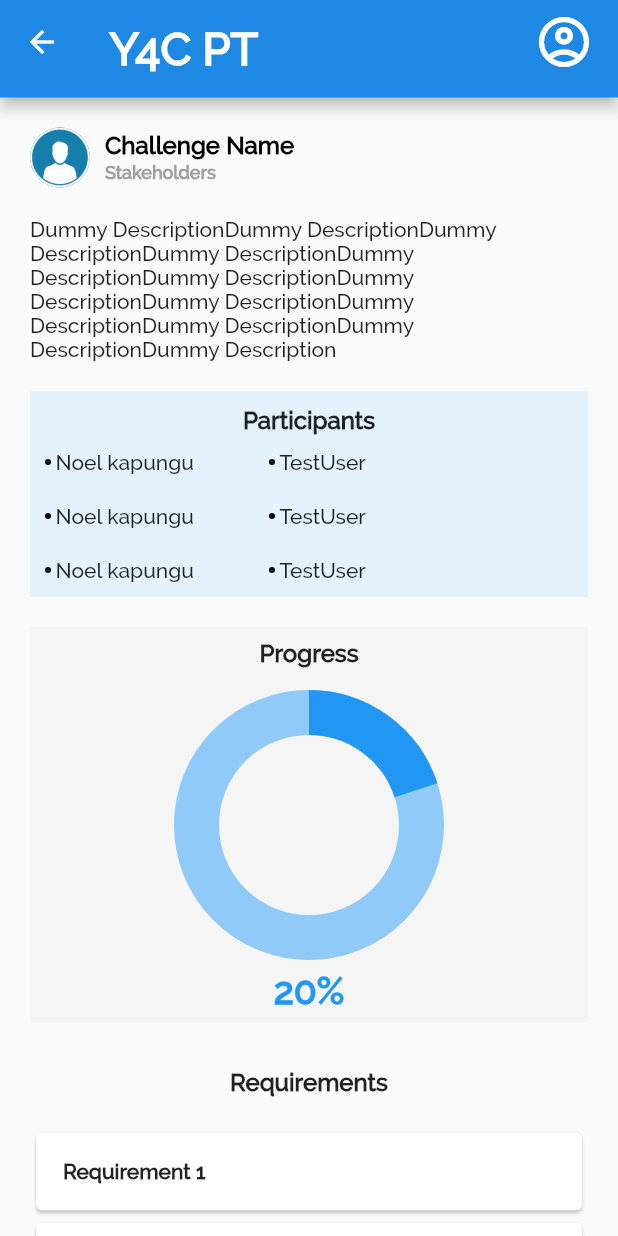
After one commit to blessnathan01/y4c-pt-registration, a Flutter app: the userProfile screen opened directly, on a phone screen of 412 x 824 dp. The commit adds this screen. Run offline on Flutter 3.47's test engine with Material 2 defaults, Android fonts, the phone set to English and light mode, and no system bars; drawn by our look-alikes of overlay_support; our stand-ins replace firebase_core, flutter_masked_text2, flutter_spinkit; accounts and stored records are empty.

Commit message:
User profile page

```diff
--- a/lib/main.dart
+++ b/lib/main.dart
@@ -1,8 +1,11 @@
 import 'package:firebase_core/firebase_core.dart';
 import 'package:flutter/material.dart';
 import 'package:overlay_support/overlay_support.dart';
+import 'package:users_page/pages/userProfile.dart';
+import 'package:users_page/widgets/login.dart';
 import '../pages/home.dart';
-final dummy=0;
+
+final dummy = 0;
 
 void main() async {
   WidgetsFlutterBinding.ensureInitialized();
@@ -18,7 +21,7 @@ class MyApp extends StatelessWidget {
     return OverlaySupport.global(
       child: MaterialApp(
         theme: ThemeData(fontFamily: 'Raleway'),
-        home: Home(),
+        home: Login(),
         routes: {'/a': (context) => userHomePage()},
       ),
     );
--- a/lib/pages/home.dart
+++ b/lib/pages/home.dart
@@ -1,4 +1,6 @@
 import 'package:flutter/material.dart';
+import 'package:users_page/models/challengeCard.dart';
+import 'package:users_page/pages/userProfile.dart';
 import '../services/authorization.dart';
 import '../widgets/login.dart';
 import '../services/challenges.dart';
@@ -33,12 +35,37 @@ class _userHomePageState extends State<userHomePage> {
   //Firebase authorization service
   @override
   Widget build(BuildContext context) {
-    return DefaultTabController(
-        length: 5,
-        child: Scaffold(
+    return Scaffold(
       appBar: PreferredSize(
-              preferredSize: Size.fromHeight(130.0),
-              child: AppBar(
+          preferredSize: Size.fromHeight(65.0), child: userAppBar()),
+      body: SingleChildScrollView(
+        child: ListView.builder(
+            scrollDirection: Axis.vertical,
+            shrinkWrap: true,
+            physics: NeverScrollableScrollPhysics(),
+            itemCount: challenges.length,
+            itemBuilder: (context, index) {
+              return challengeCard(challenge: challenges[index]);
+            }),
+      ),
+    );
+  }
+
+  @override
+  void dispose() {
+    print("Disposing second route");
+    super.dispose();
+  }
+}
+
+class userAppBar extends StatelessWidget {
+  const userAppBar({
+    Key? key,
+  }) : super(key: key);
+
+  @override
+  Widget build(BuildContext context) {
+    return AppBar(
       backgroundColor: Colors.blue[600],
       title: Column(
         children: [
@@ -46,12 +73,10 @@ class _userHomePageState extends State<userHomePage> {
             mainAxisAlignment: MainAxisAlignment.spaceBetween,
             children: [
               Padding(
-                          padding:
-                              const EdgeInsets.fromLTRB(1.0, 10.0, 1.0, 0.0),
+                padding: const EdgeInsets.fromLTRB(1.0, 10.0, 1.0, 0.0),
                 child: Text(
                   'Y4C PT',
-                            style: TextStyle(
-                                fontSize: 36.0, fontWeight: FontWeight.bold),
+                  style: TextStyle(fontSize: 30.0, fontWeight: FontWeight.bold),
                 ),
               ),
               PopupMenuButton(
@@ -61,8 +86,16 @@ class _userHomePageState extends State<userHomePage> {
                   color: Colors.white,
                   size: 40,
                 ),
-                          itemBuilder: (BuildContext context) =>
-                              <PopupMenuEntry>[
+                itemBuilder: (BuildContext context) => <PopupMenuEntry>[
+                  PopupMenuItem(
+                      height: 20,
+                      value: Text('List 1'),
+                      child: TextButton(
+                          onPressed: () async {
+                            Navigator.of(context).push(new MaterialPageRoute(
+                                builder: (context) => userProfile()));
+                          },
+                          child: Text('Profile'))),
                   PopupMenuItem(
                       height: 20,
                       value: Text('List 1'),
@@ -79,46 +112,6 @@ class _userHomePageState extends State<userHomePage> {
           ),
         ],
       ),
-                bottom: TabBar(
-                  isScrollable: true,
-                  indicatorColor: Colors.white,
-                  indicatorWeight: 5.0,
-                  indicatorPadding: EdgeInsets.all(0.0),
-                  tabs: [
-                    Tab(
-                        child: Text('Health',
-                            style: TextStyle(
-                                color: Colors.white, fontSize: 15.0))),
-                    Tab(
-                        child: Text('Education',
-                            style: TextStyle(
-                                color: Colors.white, fontSize: 15.0))),
-                    Tab(
-                        child: Text('Children',
-                            style: TextStyle(
-                                color: Colors.white, fontSize: 15.0))),
-                    Tab(
-                        child: Text('Youth',
-                            style: TextStyle(
-                                color: Colors.white, fontSize: 15.0))),
-                    Tab(
-                        child: Text('Women',
-                            style: TextStyle(
-                                color: Colors.white, fontSize: 15.0))),
-                  ],
-                ),
-              ),
-            ),
-            body: TabBarView(
-                children: List<Widget>.generate(
-                    challenges.length,
-                    (index) =>
-                        new UserChallenge(Achallange: challenges[index])))));
-  }
-
-  @override
-  void dispose() {
-    print("Disposing second route");
-    super.dispose();
+    );
   }
 }
--- /dev/null
+++ b/lib/pages/userProfile.dart
@@ -0,0 +1,301 @@
+import 'package:flutter/material.dart';
+import 'package:users_page/pages/home.dart';
+import 'package:users_page/services/challenges.dart';
+import 'package:users_page/widgets/login.dart';
+
+class userProfile extends StatefulWidget {
+  const userProfile({Key? key}) : super(key: key);
+
+  @override
+  _userProfileState createState() => _userProfileState();
+}
+
+class _userProfileState extends State<userProfile> {
+  @override
+  Widget build(BuildContext context) {
+    return Scaffold(
+      appBar: PreferredSize(
+        preferredSize: Size.fromHeight(65.0),
+        child: userAppBar(),
+      ),
+      body: SingleChildScrollView(
+        child: Container(
+            padding: EdgeInsets.all(20),
+            child: Column(
+              crossAxisAlignment: CrossAxisAlignment.stretch,
+              children: [
+                Row(
+                  mainAxisAlignment: MainAxisAlignment.start,
+                  children: [
+                    CircleAvatar(
+                        backgroundImage: AssetImage('assets/user.png'),
+                        radius: 20),
+                    SizedBox(
+                      width: 10,
+                    ),
+                    Column(
+                      crossAxisAlignment: CrossAxisAlignment.start,
+                      children: [
+                        Text(
+                          'Challenge Name',
+                          style: TextStyle(
+                              fontSize: 16,
+                              color: Colors.black,
+                              fontWeight: FontWeight.w700),
+                        ),
+                        SizedBox(
+                          height: 2,
+                        ),
+                        Text('Stakeholders',
+                            style: TextStyle(
+                                color: Colors.grey[500],
+                                fontSize: 12,
+                                fontWeight: FontWeight.w900)),
+                      ],
+                    )
+                  ],
+                ),
+                SizedBox(
+                  height: 20,
+                ),
+                Text(
+                  'Dummy DescriptionDummy DescriptionDummy DescriptionDummy DescriptionDummy Description'
+                  'Dummy DescriptionDummy DescriptionDummy DescriptionDummy Description'
+                  'Dummy DescriptionDummy DescriptionDummy Description',
+                  style: TextStyle(
+                    fontSize: 14,
+                  ),
+                ),
+                SizedBox(
+                  height: 20,
+                ),
+                Container(
+                  padding: EdgeInsets.all(10),
+                  decoration: BoxDecoration(color: Colors.blue[50]),
+                  child: Column(
+                    mainAxisAlignment: MainAxisAlignment.start,
+                    children: [
+                      Text(
+                        'Participants',
+                        textAlign: TextAlign.start,
+                        style: TextStyle(
+                            fontSize: 16, fontWeight: FontWeight.w700),
+                      ),
+                      SizedBox(
+                        height: 10,
+                      ),
+                      Row(
+                        children: [
+                          Container(
+                            width: 4,
+                            height: 4,
+                            decoration: BoxDecoration(
+                              shape: BoxShape.circle,
+                              color: Colors.black,
+                            ),
+                          ),
+                          SizedBox(
+                            width: 3,
+                          ),
+                          Text(
+                            'Noel kapungu',
+                          ),
+                          SizedBox(
+                            width: 50,
+                          ),
+                          Container(
+                            width: 4,
+                            height: 4,
+                            decoration: BoxDecoration(
+                              shape: BoxShape.circle,
+                              color: Colors.black,
+                            ),
+                          ),
+                          SizedBox(
+                            width: 3,
+                          ),
+                          Text('TestUser')
+                        ],
+                      ),
+                      SizedBox(
+                        height: 20,
+                      ),
+                      Row(
+                        children: [
+                          Container(
+                            width: 4,
+                            height: 4,
+                            decoration: BoxDecoration(
+                              shape: BoxShape.circle,
+                              color: Colors.black,
+                            ),
+                          ),
+                          SizedBox(
+                            width: 3,
+                          ),
+                          Text(
+                            'Noel kapungu',
+                          ),
+                          SizedBox(
+                            width: 50,
+                          ),
+                          Container(
+                            width: 4,
+                            height: 4,
+                            decoration: BoxDecoration(
+                              shape: BoxShape.circle,
+                              color: Colors.black,
+                            ),
+                          ),
+                          SizedBox(
+                            width: 3,
+                          ),
+                          Text('TestUser')
+                        ],
+                      ),
+                      SizedBox(
+                        height: 20,
+                      ),
+                      Row(
+                        children: [
+                          Container(
+                            width: 4,
+                            height: 4,
+                            decoration: BoxDecoration(
+                              shape: BoxShape.circle,
+                              color: Colors.black,
+                            ),
+                          ),
+                          SizedBox(
+                            width: 3,
+                          ),
+                          Text(
+                            'Noel kapungu',
+                          ),
+                          SizedBox(
+                            width: 50,
+                          ),
+                          Container(
+                            width: 4,
+                            height: 4,
+                            decoration: BoxDecoration(
+                              shape: BoxShape.circle,
+                              color: Colors.black,
+                            ),
+                          ),
+                          SizedBox(
+                            width: 3,
+                          ),
+                          Text('TestUser')
+                        ],
+                      )
+                    ],
+                  ),
+                ),
+                SizedBox(
+                  height: 20,
+                ),
+                Container(
+                  decoration: BoxDecoration(color: Colors.grey[100]),
+                  padding: EdgeInsets.symmetric(vertical: 8, horizontal: 10),
+                  child: Column(
+                    children: [
+                      Text(
+                        'Progress',
+                        style: TextStyle(
+                            fontSize: 16, fontWeight: FontWeight.w700),
+                      ),
+                      SizedBox(
+                        height: 30,
+                      ),
+                      SizedBox(
+                        height: 150,
+                        width: 150,
+                        child: CircularProgressIndicator(
+                            backgroundColor: Colors.blue[200],
+                            strokeWidth: 30,
+                            valueColor:
+                                AlwaysStoppedAnimation<Color>(Colors.blue),
+                            value: 0.2),
+                      ),
+                      SizedBox(
+                        height: 20,
+                      ),
+                      Text(
+                        '20%',
+                        style: TextStyle(
+                            color: Colors.blue,
+                            fontSize: 25,
+                            fontWeight: FontWeight.w900),
+                      ),
+                    ],
+                  ),
+                ),
+                SizedBox(
+                  height: 30,
+                ),
+                Container(
+                  child: Column(
+                    children: [
+                      Text('Requirements',
+                          style: TextStyle(
+                              fontSize: 16, fontWeight: FontWeight.w700)),
+                      SizedBox(
+                        height: 20,
+                      ),
+                      Container(
+                        padding: EdgeInsets.all(0),
+                        child: Column(
+                          crossAxisAlignment: CrossAxisAlignment.stretch,
+                          children: [
+                            Card(
+                                child: Padding(
+                              padding: const EdgeInsets.all(18.0),
+                              child: Text('Requirement 1',
+                                  style: TextStyle(
+                                      fontSize: 14,
+                                      fontWeight: FontWeight.w700)),
+                            )),
+                            Card(
+                                child: Padding(
+                              padding: const EdgeInsets.all(18.0),
+                              child: Text('Requirement 2',
+                                  style: TextStyle(
+                                      fontSize: 14,
+                                      fontWeight: FontWeight.w700)),
+                            )),
+                            Card(
+                                child: Padding(
+                              padding: const EdgeInsets.all(18.0),
+                              child: Text('Requirement 3',
+                                  style: TextStyle(
+                                      fontSize: 14,
+                                      fontWeight: FontWeight.w700)),
+                            )),
+                          ],
+                        ),
+                      ),
+                    ],
+                  ),
+                ),
+                SizedBox(
+                  height: 20,
+                ),
+                Container(
+                  width: 100,
+                  height: 50,
+                  decoration: BoxDecoration(color: Colors.red[600]),
+                  child: TextButton(
+                      onPressed: () {},
+                      child: Text(
+                        'CHANGE',
+                        style: TextStyle(
+                            color: Colors.white, fontWeight: FontWeight.bold),
+                      )),
+                )
+              ],
+            )),
+      ),
+    );
+  }
+}
```
Lines whose indentation alone changed are shown as unchanged.
